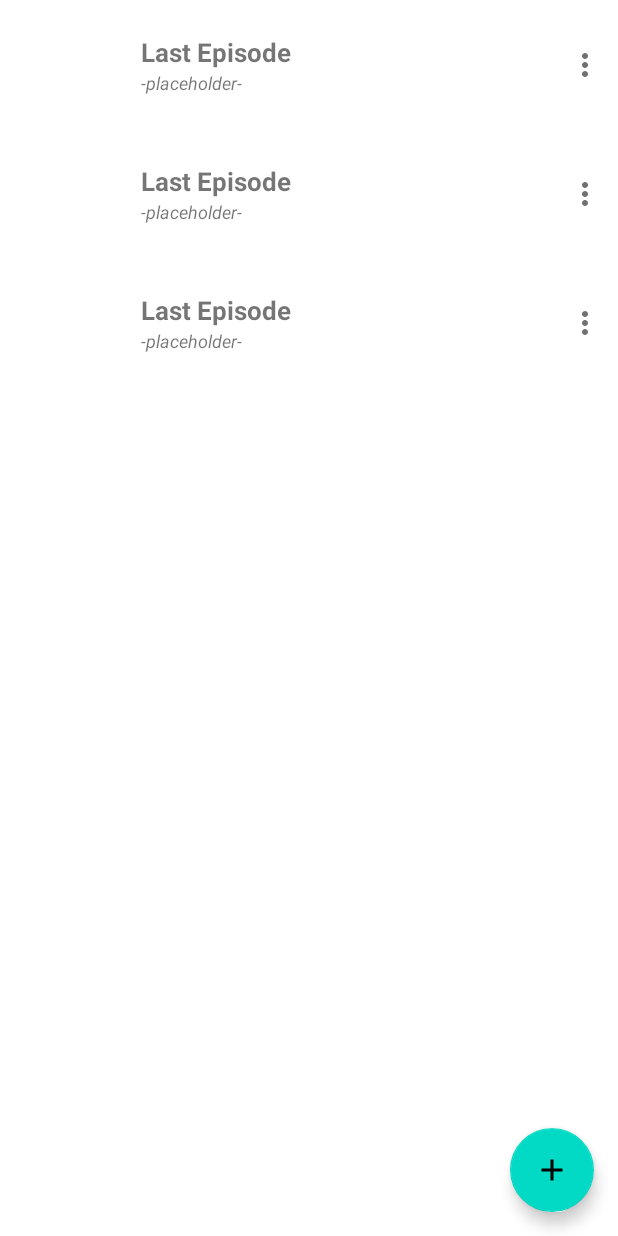
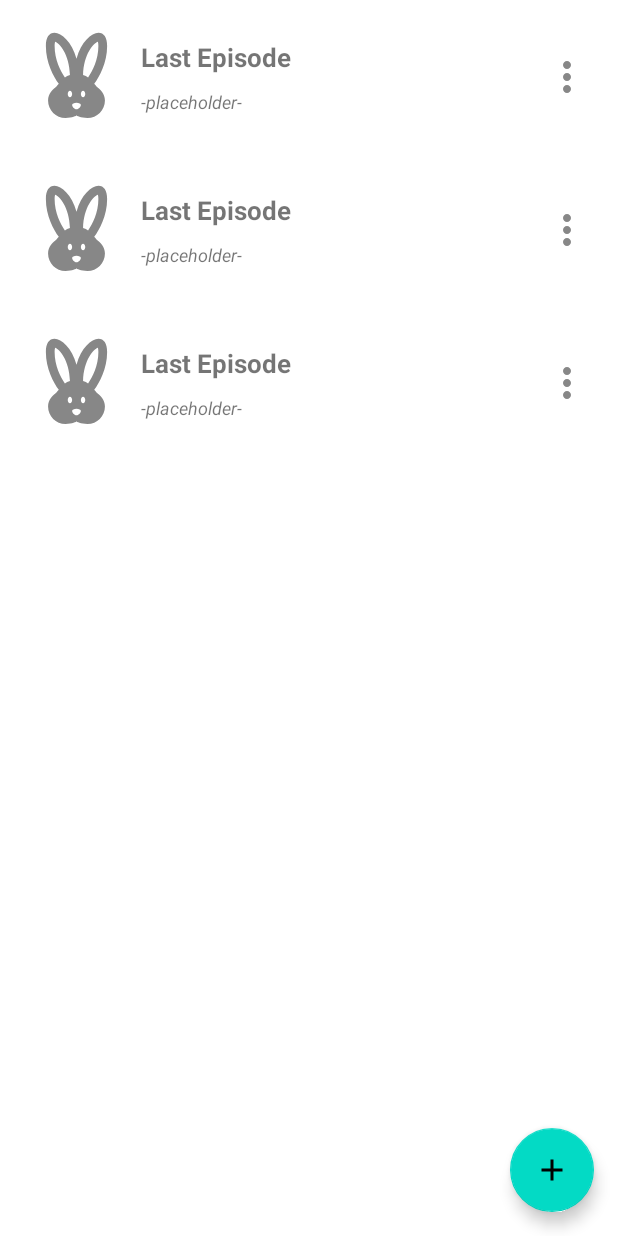
Before and after one commit to GalinaShiryaeva/Healer, an Android app: the layout fragment_home.xml on its own in the app's theme, with its tools: preview values and no code run, on a phone screen of 412 x 824 dp. Run offline under Robolectric (Android 15) with nearby library versions, the phone set to English and light mode, and no system bars.

Commit message:
Added item_episode.xml

```diff
--- a/app/build.gradle
+++ b/app/build.gradle
@@ -38,16 +38,15 @@ android {
 
 dependencies {
 
-    implementation 'androidx.lifecycle:lifecycle-livedata-ktx:2.5.1'
-    implementation 'androidx.lifecycle:lifecycle-viewmodel-ktx:2.5.1'
-    def core_version = "1.8.0"
-    def appcompat_version = "1.5.0"
+    def core_version = "1.9.0"
+    def appcompat_version = "1.5.1"
     def mdc_version = "1.6.1"
     def constraint_layout_version = "2.1.4"
     def recyclerview_version = "1.2.1"
-    def activity_version = "1.5.1"
+    def activity_version = "1.6.0"
     def fragment_version = "1.5.2"
-    def nav_version = "2.5.1"
+    def lifecycle_version = "2.5.1"
+    def nav_version = "2.5.2"
 
     implementation "androidx.core:core-ktx:$core_version"
     implementation "androidx.appcompat:appcompat:$appcompat_version"
@@ -56,13 +55,15 @@ dependencies {
     implementation "androidx.recyclerview:recyclerview:$recyclerview_version"
     implementation "androidx.activity:activity-ktx:$activity_version"
     implementation "androidx.fragment:fragment-ktx:$fragment_version"
+    implementation "androidx.lifecycle:lifecycle-livedata-ktx:$lifecycle_version"
+    implementation "androidx.lifecycle:lifecycle-viewmodel-ktx:$lifecycle_version"
     implementation "androidx.navigation:navigation-fragment-ktx:$nav_version"
     implementation "androidx.navigation:navigation-ui-ktx:$nav_version"
 
     // circle imageview
     implementation 'de.hdodenhof:circleimageview:3.1.0'
 
-    testImplementation 'junit:junit:4.+'
+    testImplementation 'junit:junit:4.13.2'
     androidTestImplementation 'androidx.test.ext:junit:1.1.3'
     androidTestImplementation 'androidx.test.espresso:espresso-core:3.4.0'
 }
--- /dev/null
+++ b/app/src/main/res/drawable/ic_image_placeholder_48.xml
@@ -0,0 +1,5 @@
+<vector android:height="48dp" android:tint="#878787"
+    android:viewportHeight="24" android:viewportWidth="24"
+    android:width="48dp" xmlns:android="http://schemas.android.com/apk/res/android">
+    <path android:fillColor="@android:color/white" android:pathData="M16.84,14.52c-0.26,-0.19 -0.62,-0.63 -0.79,-0.84C17.24,12.01 19,8.87 19,5c0,-1.95 -0.74,-3 -2,-3c-1.54,0 -3.96,2.06 -5,5.97C10.96,4.06 8.54,2 7,2C5.74,2 5,3.05 5,5c0,3.87 1.76,7.01 2.95,8.68c-0.17,0.21 -0.53,0.65 -0.79,0.84c-0.5,0.41 -1.66,1.37 -1.66,2.98c0,2.21 1.79,4 4,4c1.55,0 2.5,-0.56 2.5,-0.56s0.95,0.56 2.5,0.56c2.21,0 4,-1.79 4,-4C18.5,15.89 17.34,14.93 16.84,14.52zM9.35,12.2C8.34,10.7 7,8.12 7,5c0,-0.49 0.06,-0.8 0.12,-0.97c0.94,0.31 3.24,2.71 3.38,7.64C10.03,11.79 9.66,11.97 9.35,12.2zM10.5,16.75c-0.28,0 -0.5,-0.34 -0.5,-0.75c0,-0.41 0.22,-0.75 0.5,-0.75S11,15.59 11,16C11,16.41 10.78,16.75 10.5,16.75zM12,19.5c-0.55,0 -1,-0.72 -1,-1c0,-0.28 0.45,-0.5 1,-0.5s1,0.22 1,0.5C13,18.78 12.55,19.5 12,19.5zM13.5,16.75c-0.28,0 -0.5,-0.34 -0.5,-0.75c0,-0.41 0.22,-0.75 0.5,-0.75S14,15.59 14,16C14,16.41 13.78,16.75 13.5,16.75zM13.5,11.67c0.14,-4.93 2.44,-7.33 3.38,-7.64C16.94,4.2 17,4.51 17,5c0,3.12 -1.34,5.7 -2.35,7.2C14.34,11.97 13.97,11.79 13.5,11.67z"/>
+</vector>
--- /dev/null
+++ b/app/src/main/res/drawable/ic_menu_32.xml
@@ -0,0 +1,5 @@
+<vector android:height="32dp" android:tint="#878787"
+    android:viewportHeight="24" android:viewportWidth="24"
+    android:width="32dp" xmlns:android="http://schemas.android.com/apk/res/android">
+    <path android:fillColor="@android:color/white" android:pathData="M12,8c1.1,0 2,-0.9 2,-2s-0.9,-2 -2,-2 -2,0.9 -2,2 0.9,2 2,2zM12,10c-1.1,0 -2,0.9 -2,2s0.9,2 2,2 2,-0.9 2,-2 -0.9,-2 -2,-2zM12,16c-1.1,0 -2,0.9 -2,2s0.9,2 2,2 2,-0.9 2,-2 -0.9,-2 -2,-2z"/>
+</vector>
--- a/app/src/main/res/layout/fragment_home.xml
+++ b/app/src/main/res/layout/fragment_home.xml
@@ -21,12 +21,12 @@
         android:id="@+id/list"
         android:layout_width="0dp"
         android:layout_height="0dp"
+        app:layoutManager="androidx.recyclerview.widget.LinearLayoutManager"
+        tools:listitem="@layout/item_episode"
         app:layout_constraintStart_toStartOf="parent"
         app:layout_constraintEnd_toEndOf="parent"
         app:layout_constraintTop_toTopOf="parent"
-        app:layout_constraintBottom_toBottomOf="parent"
-        app:layoutManager="androidx.recyclerview.widget.LinearLayoutManager"
-        tools:listitem="@layout/item_list_of_episodes"/>
+        app:layout_constraintBottom_toBottomOf="parent"/>
 
     <com.google.android.material.floatingactionbutton.FloatingActionButton
         android:id="@+id/create"
@@ -36,6 +36,7 @@
         app:layout_constraintEnd_toEndOf="parent"
         android:layout_margin="@dimen/common_spacing"
         android:layout_marginBottom="?attr/actionBarSize"
-        android:src="@drawable/ic_add_24"/>
+        android:src="@drawable/ic_add_24"
+        android:contentDescription="Add episode" />
 
 </androidx.constraintlayout.widget.ConstraintLayout>
--- /dev/null
+++ b/app/src/main/res/layout/item_episode.xml
@@ -0,0 +1,58 @@
+<?xml version="1.0" encoding="utf-8"?>
+<androidx.constraintlayout.widget.ConstraintLayout xmlns:android="http://schemas.android.com/apk/res/android"
+    xmlns:app="http://schemas.android.com/apk/res-auto"
+    android:layout_width="match_parent"
+    android:layout_height="wrap_content"
+    android:layout_margin="@dimen/common_spacing_small"
+    android:id="@+id/item_episode">
+
+    <de.hdodenhof.circleimageview.CircleImageView
+        android:id="@+id/image"
+        android:layout_width="@dimen/icon_episode"
+        android:layout_height="@dimen/icon_episode"
+        android:layout_margin="@dimen/common_spacing_small"
+        android:src="@drawable/ic_image_placeholder_48"
+        app:layout_constraintBottom_toBottomOf="parent"
+        app:layout_constraintStart_toStartOf="parent"
+        app:layout_constraintTop_toTopOf="parent" />
+
+    <TextView
+        android:id="@+id/episode_name"
+        android:layout_width="0dp"
+        android:layout_height="wrap_content"
+        android:layout_marginStart="@dimen/common_spacing_small"
+        android:text="@string/text_episode_name"
+        android:textSize="@dimen/episode_name_text"
+        android:textStyle="bold"
+        android:maxLines="@integer/text_lines_1"
+        android:ellipsize="end"
+        app:layout_constraintTop_toTopOf="@id/image"
+        app:layout_constraintBottom_toTopOf="@id/episode_duration"
+        app:layout_constraintStart_toEndOf="@id/image"/>
+
+    <TextView
+        android:id="@+id/episode_duration"
+        android:layout_width="wrap_content"
+        android:layout_height="wrap_content"
+        android:layout_marginStart="@dimen/common_spacing_small"
+        android:text="@string/text_episode_duration"
+        android:textSize="@dimen/episode_duration_text"
+        android:textStyle="italic"
+        app:layout_constraintTop_toBottomOf="@id/episode_name"
+        app:layout_constraintStart_toEndOf="@id/image"
+        app:layout_constraintBottom_toBottomOf="@id/image"/>
+
+    <ImageView
+        android:id="@+id/menu"
+        android:layout_width="wrap_content"
+        android:layout_height="wrap_content"
+        android:layout_margin="10dp"
+        android:layout_marginEnd="16dp"
+        android:background="?android:attr/selectableItemBackgroundBorderless"
+        app:layout_constraintBottom_toBottomOf="parent"
+        app:layout_constraintEnd_toEndOf="parent"
+        app:layout_constraintTop_toTopOf="parent"
+        app:srcCompat="@drawable/ic_menu_32"
+        android:contentDescription="@string/menu" />
+
+</androidx.constraintlayout.widget.ConstraintLayout>
--- a/app/src/main/res/layout/item_list_of_episodes.xml
+++ /dev/null
@@ -1,54 +0,0 @@
-<?xml version="1.0" encoding="utf-8"?>
-<androidx.constraintlayout.widget.ConstraintLayout xmlns:android="http://schemas.android.com/apk/res/android"
-    xmlns:app="http://schemas.android.com/apk/res-auto"
-    xmlns:tools="http://schemas.android.com/tools"
-    android:layout_width="match_parent"
-    android:layout_height="wrap_content">
-
-    <de.hdodenhof.circleimageview.CircleImageView
-        android:id="@+id/image"
-        android:layout_width="@dimen/icon_episode"
-        android:layout_height="@dimen/icon_episode"
-        android:layout_margin="@dimen/common_spacing_small"
-        app:layout_constraintBottom_toBottomOf="parent"
-        app:layout_constraintStart_toStartOf="parent"
-        app:layout_constraintTop_toTopOf="parent">
-
-    </de.hdodenhof.circleimageview.CircleImageView>
-
-    <ImageView
-        android:id="@+id/iv_more"
-        android:layout_width="wrap_content"
-        android:layout_height="wrap_content"
-        android:layout_margin="10dp"
-        android:background="?android:attr/selectableItemBackgroundBorderless"
-        app:layout_constraintBottom_toBottomOf="@+id/tv_episode_duration"
-        app:layout_constraintEnd_toEndOf="parent"
-        app:layout_constraintTop_toTopOf="@+id/tv_episode_name"
-        app:srcCompat="@drawable/ic_menu_24" />
-
-    <TextView
-        android:id="@+id/tv_episode_name"
-        android:layout_width="wrap_content"
-        android:layout_height="wrap_content"
-        android:layout_marginStart="@dimen/common_spacing"
-        android:text="@string/text_episode_name"
-        android:textSize="17sp"
-        android:textStyle="bold"
-        app:layout_constraintBottom_toTopOf="@id/tv_episode_duration"
-        app:layout_constraintStart_toEndOf="@id/image"
-        app:layout_constraintTop_toTopOf="parent"
-        app:layout_constraintVertical_chainStyle="packed" />
-
-    <TextView
-        android:id="@+id/tv_episode_duration"
-        android:layout_width="wrap_content"
-        android:layout_height="wrap_content"
-        android:text="@string/text_episode_duration"
-        android:textSize="12sp"
-        android:textStyle="italic"
-        app:layout_constraintBottom_toBottomOf="parent"
-        app:layout_constraintStart_toStartOf="@+id/tv_episode_name"
-        app:layout_constraintTop_toBottomOf="@+id/tv_episode_name" />
-
-</androidx.constraintlayout.widget.ConstraintLayout>
--- a/app/src/main/res/values/dimens.xml
+++ b/app/src/main/res/values/dimens.xml
@@ -4,7 +4,9 @@
     <dimen name="common_spacing_small">8dp</dimen>
     <dimen name="min_spacing">4dp</dimen>
     <dimen name="icon_episode">70dp</dimen>
-    <!-- Default screen margins, per the Android Design guidelines. -->
-    <dimen name="activity_horizontal_margin">16dp</dimen>
-    <dimen name="activity_vertical_margin">16dp</dimen>
+
+    <!-- Default text sizes -->
+    <dimen name="episode_name_text">17sp</dimen>
+    <dimen name="episode_duration_text">12sp</dimen>
+
 </resources>
--- /dev/null
+++ b/app/src/main/res/values/integer.xml
@@ -0,0 +1,4 @@
+<?xml version="1.0" encoding="utf-8"?>
+<resources>
+    <integer name="text_lines_1">1</integer>
+</resources>
```
